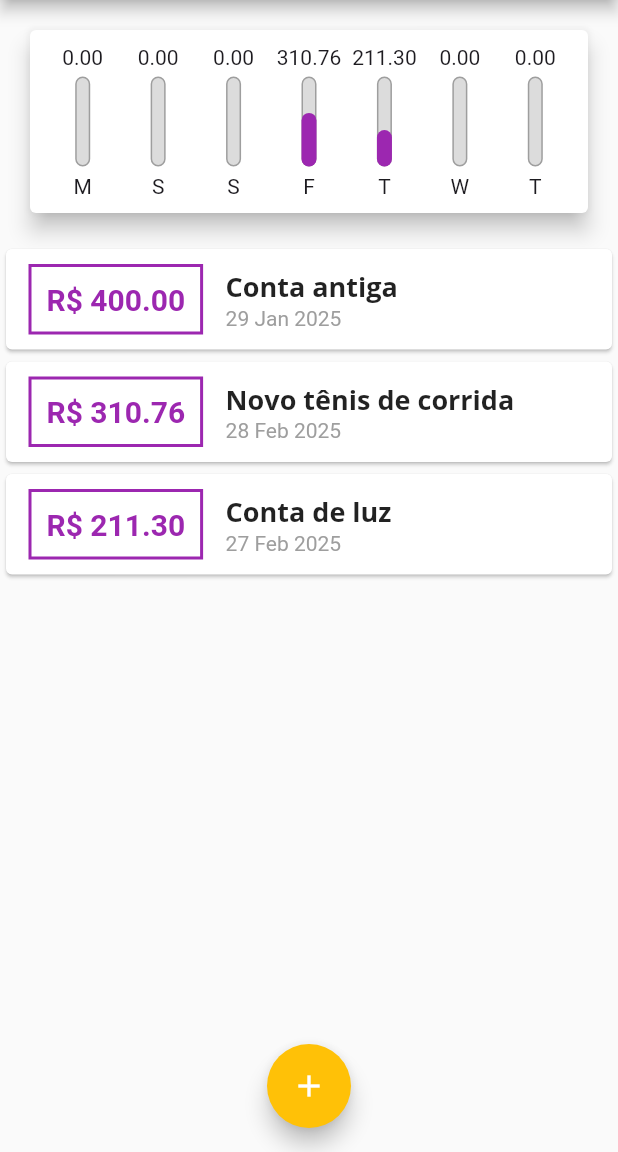
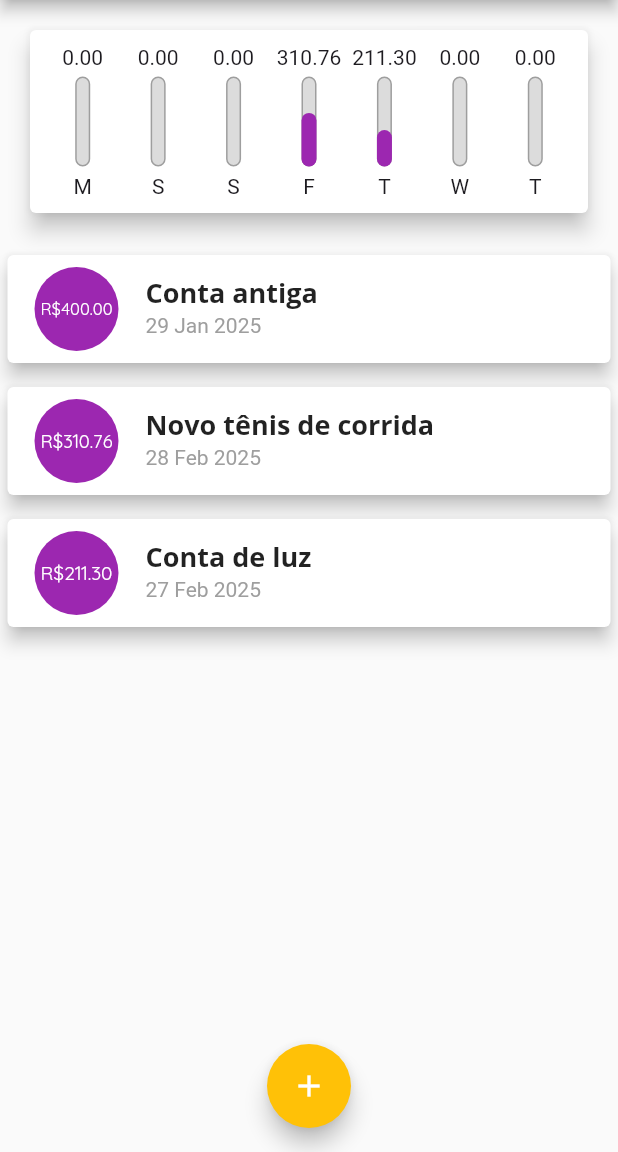
Before and after one commit to JJtankevans/controle_de_despesas, a Flutter app: the screen it shows after launch, on a phone screen of 412 x 824 dp, the part 84-1236 px from its top. Run offline on Flutter 3.47's test engine with Material 3 defaults, Android fonts, the phone set to English and light mode, and no system bars.

Commit message:
feature:melhorias

```diff
--- a/lib/components/chart.dart
+++ b/lib/components/chart.dart
@@ -2,7 +2,6 @@ import 'package:expenses/components/chart_bar.dart';
 import 'package:expenses/model/transaction.dart';
 import 'package:flutter/material.dart';
 import 'package:intl/intl.dart';
-import 'chart_bar.dart';
 
 class Chart extends StatelessWidget {
   const Chart({required this.recentTransaction, super.key});
--- a/lib/components/transaction_list.dart
+++ b/lib/components/transaction_list.dart
@@ -19,7 +19,7 @@ class TransactionList extends StatelessWidget {
                     "Nenhuma Transação Cadastrada!",
                     style: Theme.of(context).textTheme.titleLarge,
                   ),
-                  SizedBox(height: 20,),
+                  SizedBox(height: 20),
                   Container(
                     height: 200,
                     child: Image.asset(
@@ -34,43 +34,27 @@ class TransactionList extends StatelessWidget {
                 itemBuilder: (ctx, index) {
                   final tr = transactions[index];
                   return Card(
-                    child: Row(
-                      children: [
-                        Container(
-                          margin: EdgeInsets.symmetric(
-                            horizontal: 15,
-                            vertical: 10,
-                          ),
-                          decoration: BoxDecoration(
-                            border: Border.all(
-                              color: Theme.of(context).colorScheme.primary,
-                              width: 2,
-                            ),
-                          ),
-                          padding: EdgeInsets.all(10),
-                          child: Text(
-                            "R\$ ${tr.value.toStringAsFixed(2)}",
-                            style: TextStyle(
-                              fontWeight: FontWeight.bold,
-                              fontSize: 20,
-                              color: Theme.of(context).colorScheme.primary,
+                    elevation: 5,
+                    margin: EdgeInsets.symmetric(vertical: 8, horizontal: 5),
+                    child: ListTile(
+                      leading: CircleAvatar(
+                        backgroundColor: Theme.of(context).colorScheme.primary,
+                        radius: 30,
+                        child: Padding(
+                          padding: const EdgeInsets.all(6.0),
+                          child: FittedBox(
+                            child: Text("R\$${tr.value.toStringAsFixed(2)}", style: TextStyle(color: Colors.white),),
                           ),
                         ),
                       ),
-                        Column(
-                          crossAxisAlignment: CrossAxisAlignment.start,
-                          children: [
-                            Text(
+                      title: Text(
                         tr.title,
                         style: Theme.of(context).textTheme.titleLarge,
                       ),
-                            Text(
+                      subtitle: Text(
                         DateFormat("d MMM y").format(tr.date),
                         style: TextStyle(color: Colors.grey),
                       ),
-                          ],
-                        ),
-                      ],
                     ),
                   );
                 },
```
Lines whose indentation alone changed are shown as unchanged.
